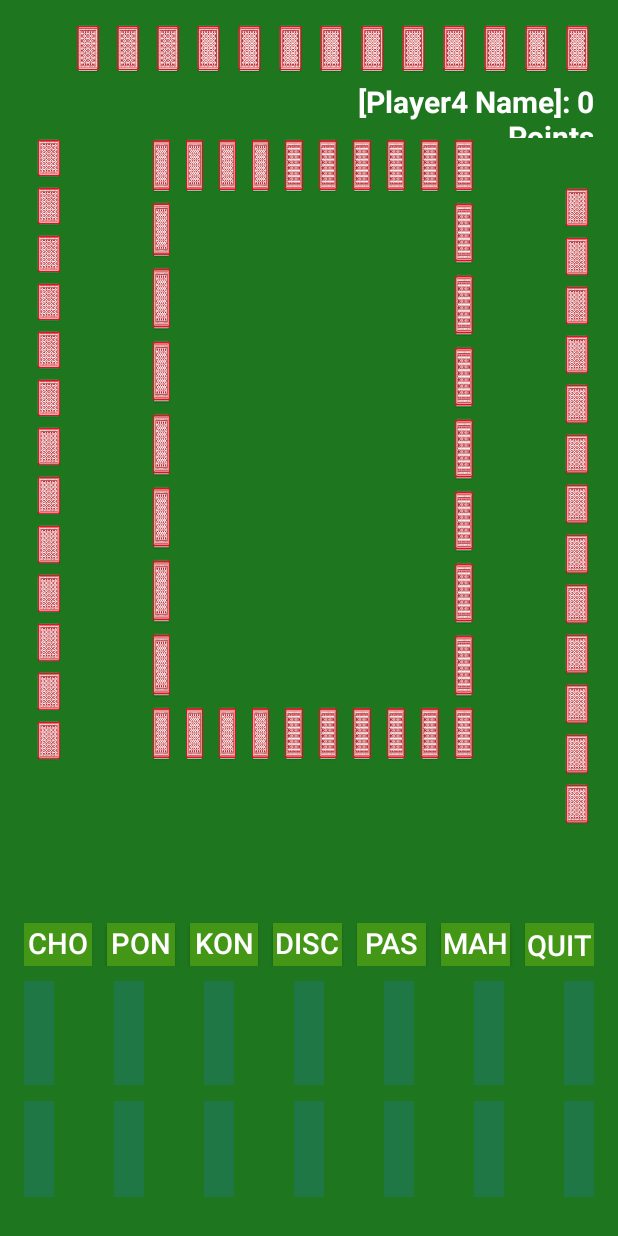
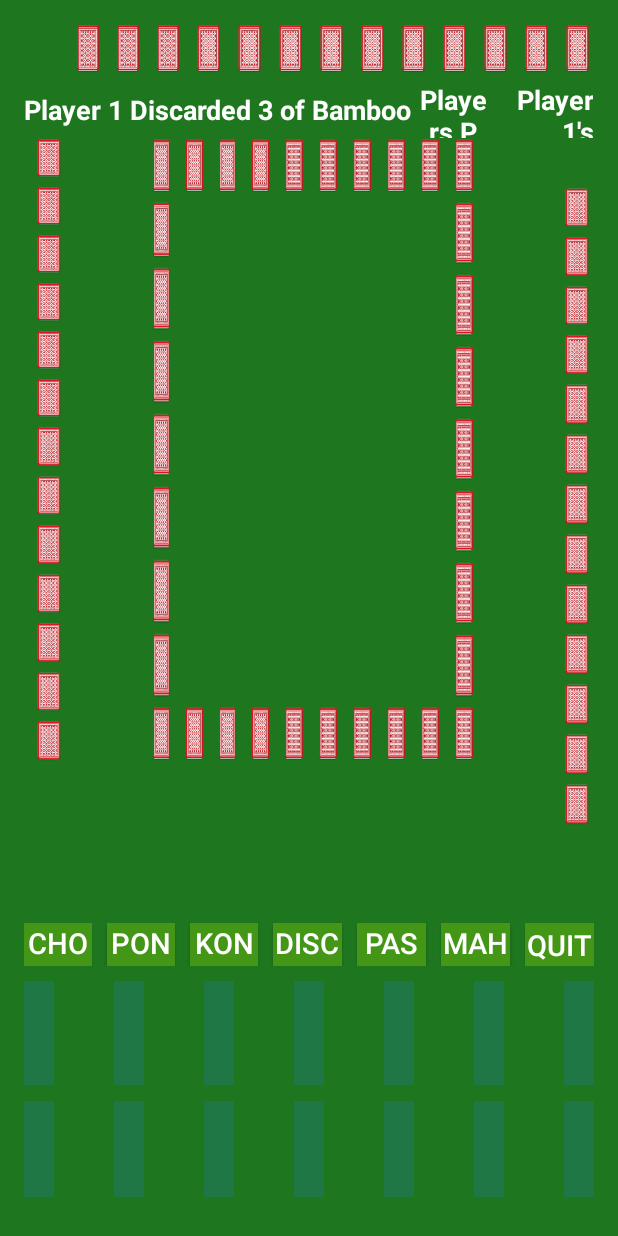
Before and after one commit to CollinYu/MahJong, an Android app: the layout mahjong_human_player.xml on its own in the app's theme, with its tools: preview values and no code run, on a phone screen of 412 x 824 dp. Run offline under Robolectric (Android 15) with nearby library versions, the phone set to English and light mode, and no system bars.

Commit message:
fixed gui

```diff
--- a/app/src/main/java/edu/up/yu18/mahjong/game/MahJong/game/MahJongHumanPlayer.java
+++ b/app/src/main/java/edu/up/yu18/mahjong/game/MahJong/game/MahJongHumanPlayer.java
@@ -122,11 +122,11 @@ public class MahJongHumanPlayer extends GameHumanPlayer implements View.OnClickL
                     }
 
                     if (numbered) {
-                        infoDisplay.setText("Player " + state.getGameStage() / 2 + " has discarded a "
-                                + (state.getCurrDiscard().getVal() + 1) + " of " + soot + " tile.");
+                        infoDisplay.setText("Player " + state.getGameStage() / 2 + " Discarded "
+                                + (state.getCurrDiscard().getVal() + 1) + " of " + soot);
                     } else {
-                        infoDisplay.setText("Player " + state.getGameStage() / 2 + " has discarded a "
-                                + modifier + " " + soot + " tile.");
+                        infoDisplay.setText("Player " + state.getGameStage() / 2 + " Discarded "
+                                + modifier + " " + soot);
                     }
                     // setUp for turnIndicator: a text description of whose turn it is
                 }
--- a/app/src/main/res/layout/mahjong_human_player.xml
+++ b/app/src/main/res/layout/mahjong_human_player.xml
@@ -157,22 +157,33 @@
         android:layout_weight="5">
 
         <TextView
-            android:layout_width="0dp"
+            android:layout_width="wrap_content"
             android:layout_height="match_parent"
             android:id="@+id/InfoDisplay"
-            android:layout_weight="1.38"
-            android:textSize="20sp"
+            android:textSize="18dp"
             android:textStyle="bold"
             android:textColor="#ffffff"
-            android:gravity="left|center" />
+            android:gravity="left|center"
+            android:text="Player 1 Discarded 3 of Bamboo" />
 
         <TextView
             android:layout_width="0dp"
             android:layout_height="match_parent"
-            android:text="[Player4 Name]: 0 Points"
+            android:id="@+id/PlayersPassed"
+            android:layout_weight="1.18"
+            android:textSize="18dp"
+            android:textStyle="bold"
+            android:textColor="#ffffff"
+            android:gravity="center"
+            android:text="Players Passed: 3" />
+
+        <TextView
+            android:layout_width="0dp"
+            android:layout_height="match_parent"
+            android:text="Player 1&apos;s Post-Discard Phase!"
             android:id="@+id/TurnIndicator"
-            android:layout_weight="1"
-            android:textSize="20sp"
+            android:layout_weight="1.40"
+            android:textSize="18dp"
             android:textColor="#ffffff"
             android:textStyle="bold"
             android:gravity="center|right" />
@@ -701,8 +712,8 @@
 
                         <ImageButton
                             android:layout_width="0dp"
-                            android:layout_height="match_parent"
-                            android:layout_weight="1"
+                            android:layout_height="212dp"
+                            android:layout_weight="4.09"
                             android:id="@+id/Discard1Tile17"
                             android:layout_marginLeft="4dp"
                             android:layout_marginRight="4dp"
```
